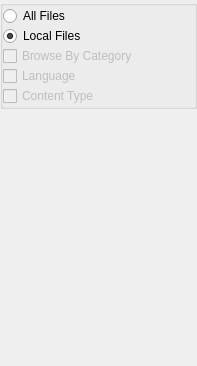
This is src/contentmanagerside.ui in kiwix/kiwix-desktop as Qt 5 draws it before an edit. The edited form follows.
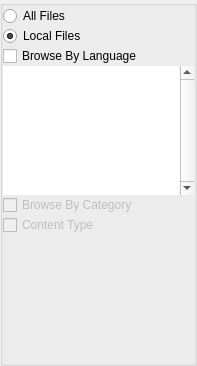
This is the edited form.

Commit message:
Add a filtering by language.
The current list of available language is a fixed list.
It is generated by the union of languages we have (on library.kiwix.org)
and languages Qt know of. So some languages for which we have content
are not available.

For now, the filtering is made only for remote catalog.
This probably have to be changed, but for now it is better to
display all the content the user has.

```diff
--- a/src/contentmanagerside.ui
+++ b/src/contentmanagerside.ui
@@ -10,6 +10,12 @@
     <height>366</height>
    </rect>
   </property>
+  <property name="sizePolicy">
+   <sizepolicy hsizetype="Preferred" vsizetype="Preferred">
+    <horstretch>0</horstretch>
+    <verstretch>0</verstretch>
+   </sizepolicy>
+  </property>
   <property name="windowTitle">
    <string>Form</string>
   </property>
@@ -37,10 +43,13 @@
      <property name="flat">
       <bool>true</bool>
      </property>
-     <layout class="QVBoxLayout" name="verticalLayout_2">
+     <layout class="QVBoxLayout" name="verticalLayout_2" stretch="0,0,0,0,0,0,1">
       <property name="spacing">
        <number>0</number>
       </property>
+      <property name="sizeConstraint">
+       <enum>QLayout::SetMinimumSize</enum>
+      </property>
       <property name="leftMargin">
        <number>0</number>
       </property>
@@ -70,6 +79,50 @@
         </property>
        </widget>
       </item>
+      <item>
+       <widget class="QCheckBox" name="languageButton">
+        <property name="text">
+         <string>Browse By Language</string>
+        </property>
+       </widget>
+      </item>
+      <item>
+       <widget class="QListWidget" name="languageSelector">
+        <property name="sizePolicy">
+         <sizepolicy hsizetype="Expanding" vsizetype="Expanding">
+          <horstretch>0</horstretch>
+          <verstretch>1</verstretch>
+         </sizepolicy>
+        </property>
+        <property name="cursor" stdset="0">
+         <cursorShape>ArrowCursor</cursorShape>
+        </property>
+        <property name="frameShape">
+         <enum>QFrame::NoFrame</enum>
+        </property>
+        <property name="frameShadow">
+         <enum>QFrame::Plain</enum>
+        </property>
+        <property name="lineWidth">
+         <number>0</number>
+        </property>
+        <property name="verticalScrollBarPolicy">
+         <enum>Qt::ScrollBarAlwaysOn</enum>
+        </property>
+        <property name="horizontalScrollBarPolicy">
+         <enum>Qt::ScrollBarAlwaysOff</enum>
+        </property>
+        <property name="sizeAdjustPolicy">
+         <enum>QAbstractScrollArea::AdjustToContents</enum>
+        </property>
+        <property name="selectionBehavior">
+         <enum>QAbstractItemView::SelectItems</enum>
+        </property>
+        <property name="verticalScrollMode">
+         <enum>QAbstractItemView::ScrollPerPixel</enum>
+        </property>
+       </widget>
+      </item>
       <item>
        <widget class="QCheckBox" name="categoryButton">
         <property name="enabled">
@@ -80,16 +133,6 @@
         </property>
        </widget>
       </item>
-      <item>
-       <widget class="QCheckBox" name="languageButton">
-        <property name="enabled">
-         <bool>false</bool>
-        </property>
-        <property name="text">
-         <string>Language</string>
-        </property>
-       </widget>
-      </item>
       <item>
        <widget class="QCheckBox" name="contentTypeButton">
         <property name="enabled">
@@ -100,9 +143,6 @@
         </property>
        </widget>
       </item>
-     </layout>
-    </widget>
-   </item>
    <item>
     <spacer name="verticalSpacer">
      <property name="orientation">
@@ -115,6 +155,9 @@
       </size>
      </property>
     </spacer>
+      </item>
+     </layout>
+    </widget>
    </item>
   </layout>
  </widget>
```
Lines whose indentation alone changed are shown as unchanged. The commit also changes 5 other files.
